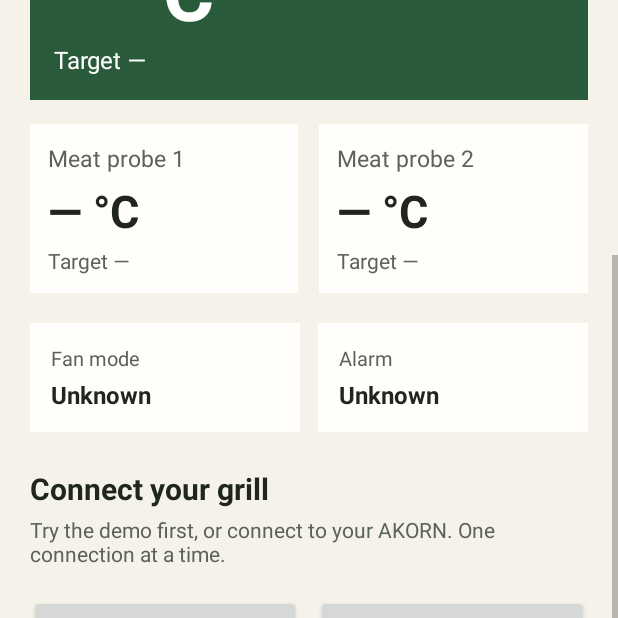
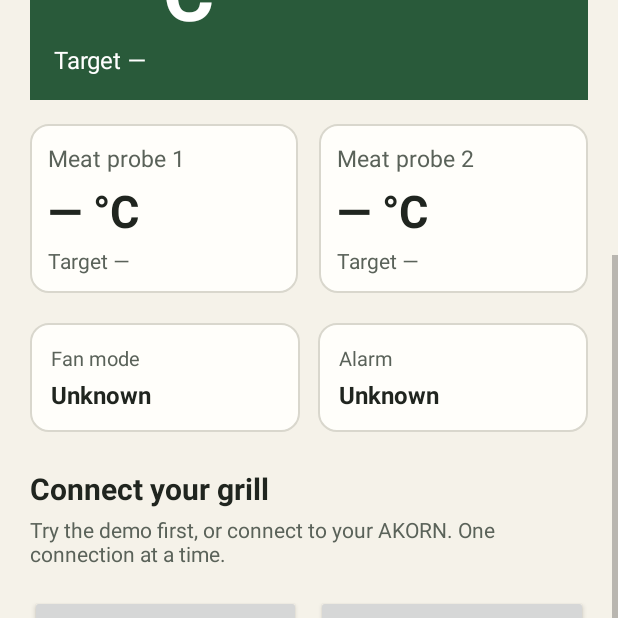
Before and after one commit to markleonfreese/Open-Akorn, an Android app: the screen it shows after launch (MainActivity), scrolled down 214 dp, on a phone screen of 412 x 824 dp, the top half of it. Run offline under Robolectric (Android 15) with nearby library versions, the phone set to English and light mode, and no system bars.

Commit message:
Align Android status cards with PWA card borders

```diff
--- /dev/null
+++ b/android/app/src/main/res/drawable/akorn_card_background.xml
@@ -0,0 +1,8 @@
+<shape xmlns:android="http://schemas.android.com/apk/res/android"
+    android:shape="rectangle">
+    <solid android:color="@color/akorn_card" />
+    <stroke
+        android:width="1dp"
+        android:color="@color/akorn_border" />
+    <corners android:radius="12dp" />
+</shape>
--- a/android/app/src/main/res/layout/monitor_dashboard.xml
+++ b/android/app/src/main/res/layout/monitor_dashboard.xml
@@ -84,7 +84,7 @@
                 android:layout_width="0dp"
                 android:layout_height="wrap_content"
                 android:layout_weight="1"
-                android:background="@color/akorn_card"
+                android:background="@drawable/akorn_card_background"
                 android:padding="12dp"
                 android:orientation="vertical">
                 <TextView android:layout_width="match_parent" android:layout_height="wrap_content" android:text="@string/meat_probe_1" android:textColor="@color/akorn_muted" android:textSize="15sp" />
@@ -96,7 +96,7 @@
                 android:layout_height="wrap_content"
                 android:layout_marginStart="14dp"
                 android:layout_weight="1"
-                android:background="@color/akorn_card"
+                android:background="@drawable/akorn_card_background"
                 android:padding="12dp"
                 android:orientation="vertical">
                 <TextView android:layout_width="match_parent" android:layout_height="wrap_content" android:text="@string/meat_probe_2" android:textColor="@color/akorn_muted" android:textSize="15sp" />
@@ -115,7 +115,7 @@
                 android:layout_width="0dp"
                 android:layout_height="wrap_content"
                 android:layout_weight="1"
-                android:background="@color/akorn_card"
+                android:background="@drawable/akorn_card_background"
                 android:orientation="vertical"
                 android:padding="14dp">
                 <TextView
@@ -139,7 +139,7 @@
                 android:layout_height="wrap_content"
                 android:layout_marginStart="12dp"
                 android:layout_weight="1"
-                android:background="@color/akorn_card"
+                android:background="@drawable/akorn_card_background"
                 android:orientation="vertical"
                 android:padding="14dp">
                 <TextView
```
